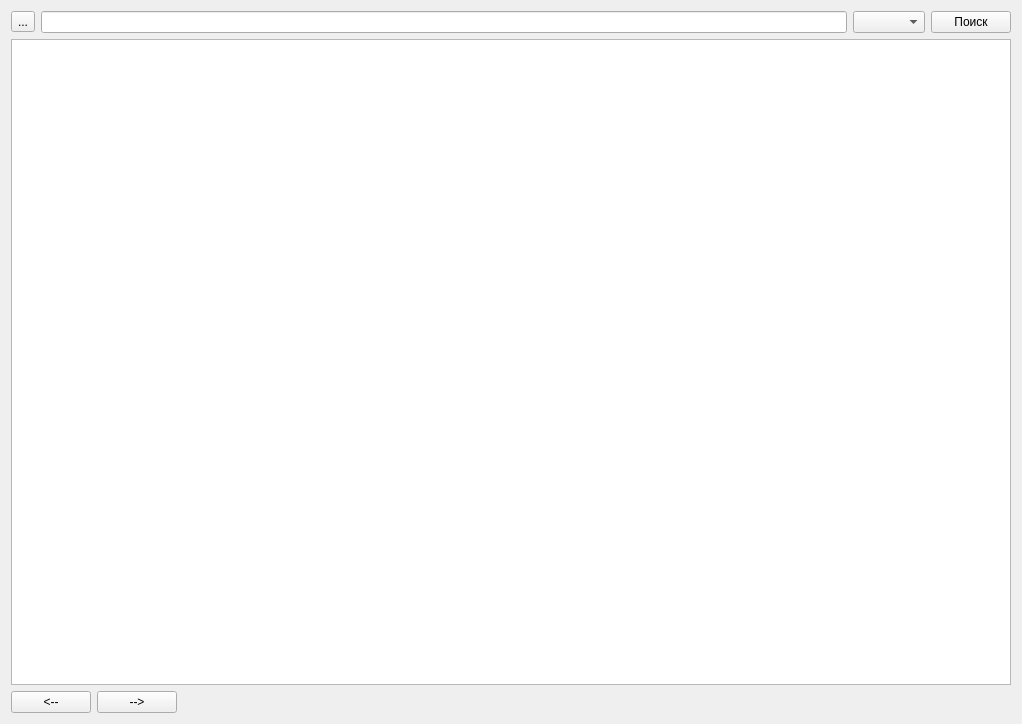
The window that qRutrGui/mainwindow.ui (LostGuard/qRutrViewer) describes before a commit, drawn with Qt 5.
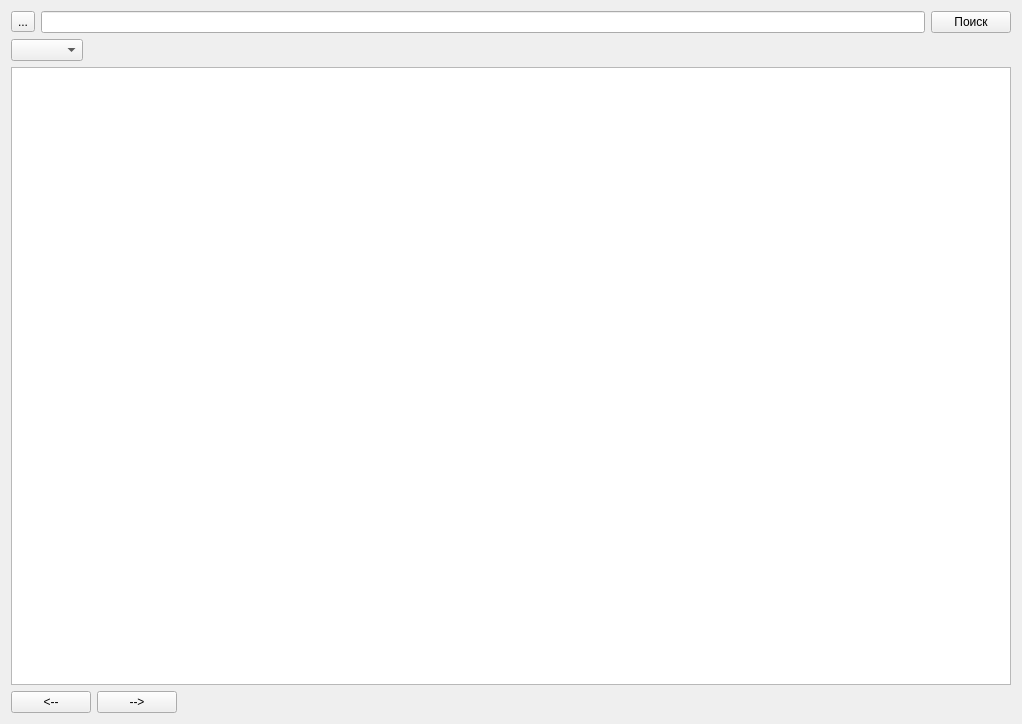
The same window after the commit.

```diff
--- a/qRutrGui/mainwindow.ui
+++ b/qRutrGui/mainwindow.ui
@@ -14,8 +14,6 @@
    <string>MainWindow</string>
   </property>
   <widget class="QWidget" name="centralWidget">
-   <layout class="QVBoxLayout" name="verticalLayout_2">
-    <item>
      <layout class="QVBoxLayout" name="verticalLayout">
       <item>
        <layout class="QHBoxLayout" name="horizontalLayout">
@@ -29,9 +27,6 @@
         <item>
          <widget class="QLineEdit" name="searchEdit"/>
         </item>
-        <item>
-         <widget class="QComboBox" name="categoryComboBox"/>
-        </item>
         <item>
          <widget class="QPushButton" name="searchButton">
           <property name="text">
@@ -41,11 +36,29 @@
         </item>
        </layout>
       </item>
+    <item>
+     <layout class="QHBoxLayout" name="horizontalLayout_3">
+      <item>
+       <widget class="QComboBox" name="categoryComboBox"/>
+      </item>
+      <item>
+       <spacer name="horizontalSpacer_2">
+        <property name="orientation">
+         <enum>Qt::Horizontal</enum>
+        </property>
+        <property name="sizeHint" stdset="0">
+         <size>
+          <width>40</width>
+          <height>20</height>
+         </size>
+        </property>
+       </spacer>
+      </item>
+     </layout>
+    </item>
       <item>
        <widget class="QTableView" name="tableView"/>
       </item>
-     </layout>
-    </item>
     <item>
      <layout class="QHBoxLayout" name="horizontalLayout_2">
       <item>
```
Left out of the diff: 23 changed lines with no effect on the pictures. Lines whose indentation alone changed are shown as unchanged.
